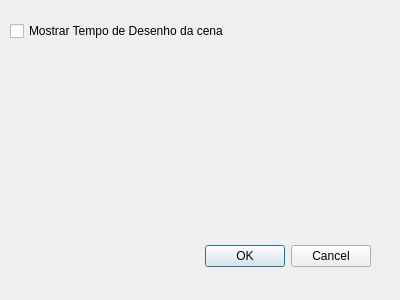
Before: the Qt Designer form ifg/qt/ui/opcoes.ui in matferib/tabuleiro-virtual, drawn with Qt 5.
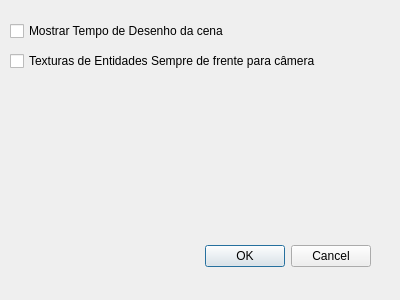
After: the same form once the commit is applied.

Commit message: versao com texturas olhando pra camera

What changed in the file:
```diff
--- a/ifg/qt/ui/opcoes.ui
+++ b/ifg/qt/ui/opcoes.ui
@@ -42,6 +42,19 @@
     <string>Mostrar Tempo de Desenho da cena</string>
    </property>
   </widget>
+  <widget class="QCheckBox" name="checkbox_texturas_sempre_de_frente">
+   <property name="geometry">
+    <rect>
+     <x>10</x>
+     <y>50</y>
+     <width>321</width>
+     <height>22</height>
+    </rect>
+   </property>
+   <property name="text">
+    <string>Texturas de Entidades Sempre de frente para câmera</string>
+   </property>
+  </widget>
  </widget>
  <resources/>
  <connections>
```
The commit also changes 7 other files.
